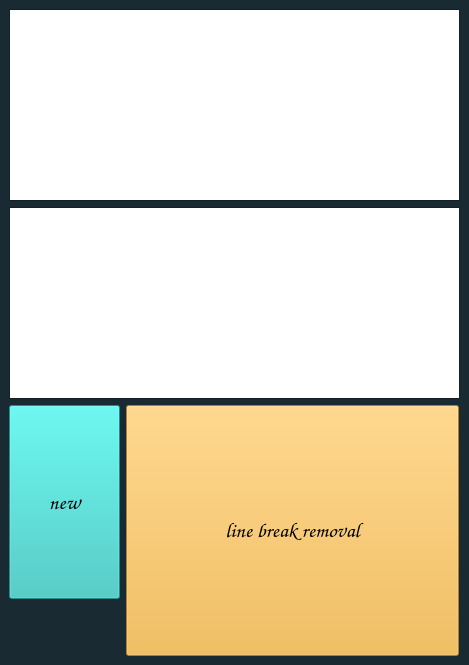
Before: the Qt Designer form 19/password_generator/mainwindow.ui in dehmovlaei/PyLearn, drawn with Qt 5.
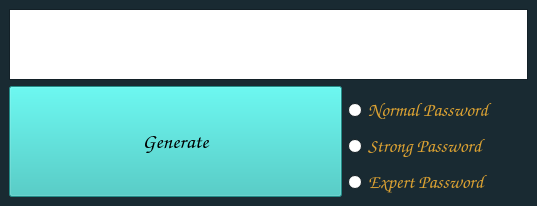
After: the same form once the commit is applied.

What changed in the file:
```diff
--- a/19/password_generator/mainwindow.ui
+++ b/19/password_generator/mainwindow.ui
@@ -6,8 +6,8 @@
    <rect>
     <x>0</x>
     <y>0</y>
-    <width>469</width>
-    <height>665</height>
+    <width>537</width>
+    <height>206</height>
    </rect>
   </property>
   <property name="sizePolicy">
@@ -84,30 +84,19 @@
    <string>dehmovlaei</string>
   </property>
   <widget class="QWidget" name="centralwidget">
-   <layout class="QFormLayout" name="formLayout">
+   <layout class="QGridLayout" name="gridLayout">
     <item row="0" column="0" colspan="2">
      <widget class="QTextEdit" name="textEdit_1">
       <property name="font">
        <font>
         <family>Comic Sans MS</family>
-        <pointsize>12</pointsize>
+        <pointsize>18</pointsize>
         <bold>true</bold>
        </font>
       </property>
      </widget>
     </item>
-    <item row="1" column="0" colspan="2">
-     <widget class="QTextEdit" name="textEdit_2">
-      <property name="font">
-       <font>
-        <family>Comic Sans MS</family>
-        <pointsize>12</pointsize>
-        <bold>false</bold>
-       </font>
-      </property>
-     </widget>
-    </item>
-    <item row="2" column="0">
+    <item row="1" column="0" rowspan="4">
      <widget class="QPushButton" name="btn_1">
       <property name="sizePolicy">
        <sizepolicy hsizetype="Preferred" vsizetype="Preferred">
@@ -140,44 +129,148 @@
 }</string>
       </property>
       <property name="text">
-       <string>new</string>
+       <string>Generate</string>
+      </property>
+     </widget>
+    </item>
+    <item row="3" column="1">
+     <widget class="QRadioButton" name="rbtn_2">
+      <property name="palette">
+       <palette>
+        <active>
+         <colorrole role="WindowText">
+          <brush brushstyle="SolidPattern">
+           <color alpha="255">
+            <red>220</red>
+            <green>162</green>
+            <blue>50</blue>
+           </color>
+          </brush>
+         </colorrole>
+        </active>
+        <inactive>
+         <colorrole role="WindowText">
+          <brush brushstyle="SolidPattern">
+           <color alpha="255">
+            <red>220</red>
+            <green>162</green>
+            <blue>50</blue>
+           </color>
+          </brush>
+         </colorrole>
+        </inactive>
+        <disabled/>
+       </palette>
+      </property>
+      <property name="font">
+       <font>
+        <family>Comic Sans MS</family>
+        <pointsize>14</pointsize>
+        <bold>true</bold>
+       </font>
+      </property>
+      <property name="text">
+       <string>Strong Password</string>
       </property>
      </widget>
     </item>
     <item row="2" column="1">
-     <widget class="QPushButton" name="btn_2">
-      <property name="sizePolicy">
-       <sizepolicy hsizetype="Preferred" vsizetype="Preferred">
-        <horstretch>111</horstretch>
-        <verstretch>111</verstretch>
-       </sizepolicy>
+     <widget class="QRadioButton" name="rbtn_1">
+      <property name="palette">
+       <palette>
+        <active>
+         <colorrole role="WindowText">
+          <brush brushstyle="SolidPattern">
+           <color alpha="255">
+            <red>220</red>
+            <green>162</green>
+            <blue>50</blue>
+           </color>
+          </brush>
+         </colorrole>
+         <colorrole role="Text">
+          <brush brushstyle="SolidPattern">
+           <color alpha="255">
+            <red>0</red>
+            <green>0</green>
+            <blue>0</blue>
+           </color>
+          </brush>
+         </colorrole>
+        </active>
+        <inactive>
+         <colorrole role="WindowText">
+          <brush brushstyle="SolidPattern">
+           <color alpha="255">
+            <red>220</red>
+            <green>162</green>
+            <blue>50</blue>
+           </color>
+          </brush>
+         </colorrole>
+         <colorrole role="Text">
+          <brush brushstyle="SolidPattern">
+           <color alpha="255">
+            <red>0</red>
+            <green>0</green>
+            <blue>0</blue>
+           </color>
+          </brush>
+         </colorrole>
+        </inactive>
+        <disabled/>
+       </palette>
       </property>
-      <property name="minimumSize">
-       <size>
-        <width>111</width>
-        <height>111</height>
-       </size>
+      <property name="font">
+       <font>
+        <family>Comic Sans MS</family>
+        <pointsize>14</pointsize>
+        <bold>true</bold>
+       </font>
       </property>
-      <property name="maximumSize">
-       <size>
-        <width>333</width>
-        <height>333</height>
-       </size>
+      <property name="text">
+       <string>Normal Password</string>
       </property>
+     </widget>
+    </item>
+    <item row="4" column="1">
+     <widget class="QRadioButton" name="rbtn_3">
+      <property name="palette">
+       <palette>
+        <active>
+         <colorrole role="WindowText">
+          <brush brushstyle="SolidPattern">
+           <color alpha="255">
+            <red>220</red>
+            <green>162</green>
+            <blue>50</blue>
+           </color>
+          </brush>
+         </colorrole>
+        </active>
+        <inactive>
+         <colorrole role="WindowText">
+          <brush brushstyle="SolidPattern">
+           <color alpha="255">
+            <red>220</red>
+            <green>162</green>
+            <blue>50</blue>
+           </color>
+          </brush>
+         </colorrole>
+        </inactive>
+        <disabled/>
+       </palette>
+      </property>
       <property name="font">
        <font>
         <family>Comic Sans MS</family>
-        <pointsize>16</pointsize>
+        <pointsize>14</pointsize>
         <bold>true</bold>
        </font>
       </property>
-      <property name="styleSheet">
-       <string notr="true">QPushButton{
-background-color: rgb(242, 178, 55)
-}</string>
-      </property>
       <property name="text">
-       <string>line break removal</string>
+       <string>Expert Password</string>
       </property>
      </widget>
     </item>
```
